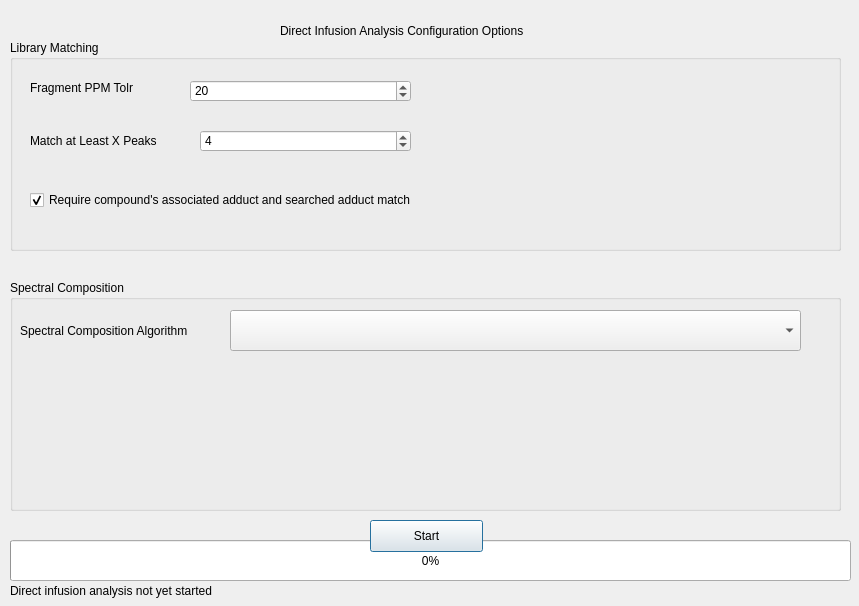
eugenemel/maven, file src/maven/forms/directinfusiondialog.ui: the form before one commit.
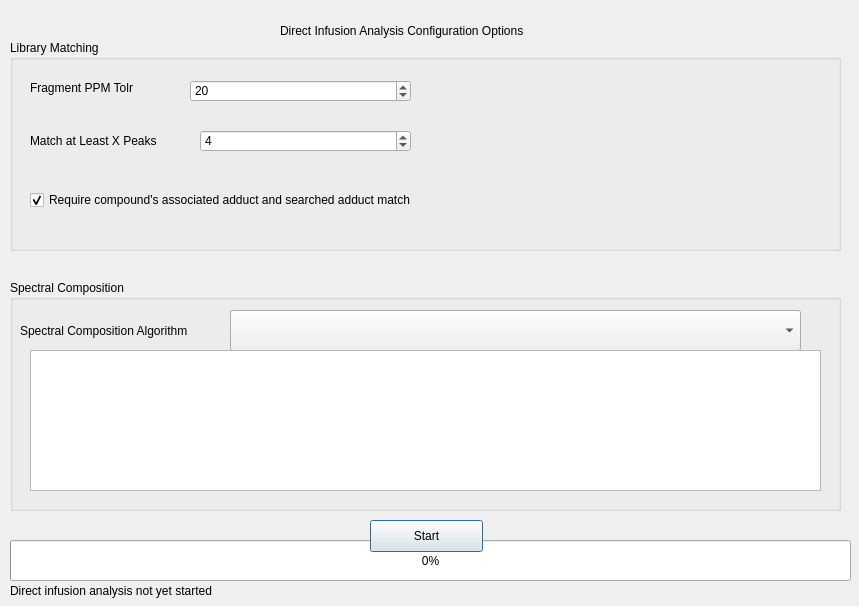
The form after the commit.

Commit message: Added description to first spectral composition determination algorithm.

Diff of the .ui file:
```diff
--- a/src/maven/forms/directinfusiondialog.ui
+++ b/src/maven/forms/directinfusiondialog.ui
@@ -177,6 +177,16 @@
      </rect>
     </property>
    </widget>
+   <widget class="QTextBrowser" name="txtSpecCompDescription">
+    <property name="geometry">
+     <rect>
+      <x>20</x>
+      <y>70</y>
+      <width>791</width>
+      <height>141</height>
+     </rect>
+    </property>
+   </widget>
   </widget>
   <widget class="QLabel" name="lblHeader">
    <property name="geometry">
```
The commit also changes 2 other files.
